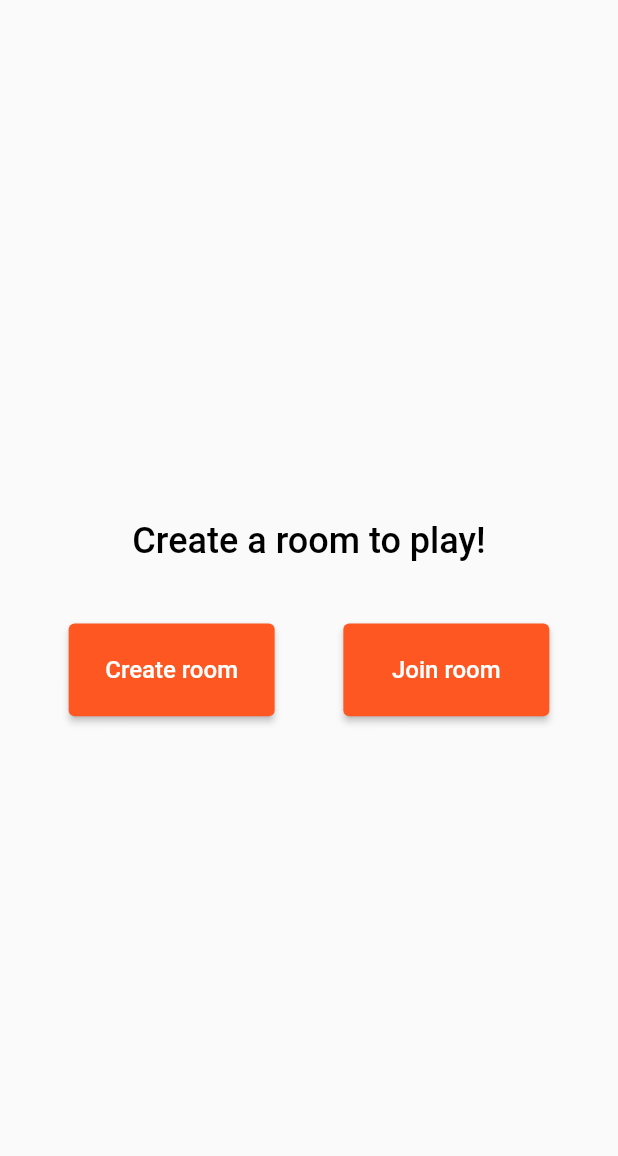
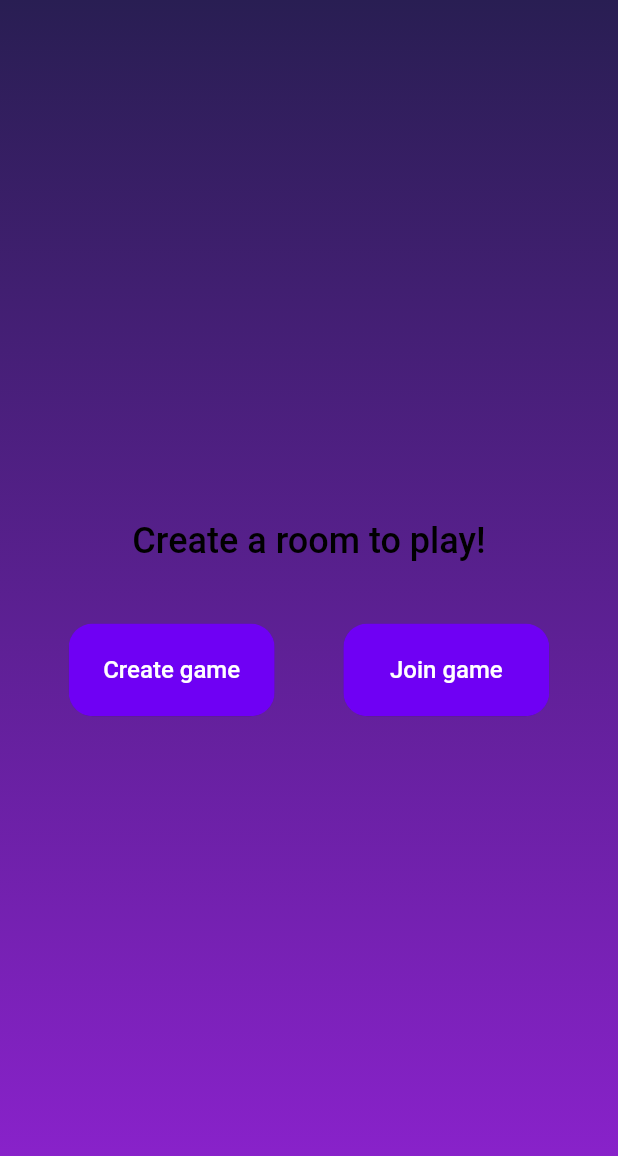
Before and after one commit to AbhinavISM/word-charades, a Flutter app: the screen it shows after launch, on a phone screen of 412 x 824 dp. Shown: the top 1156 px of the screen. Run offline on Flutter 3.47's test engine with Material 2 defaults, Android fonts, the light colour scheme and no system bars; our stand-ins replace flutter_colorpicker, socket_io_client.

Commit message:
minor ui changes

```diff
--- a/lib/Screens/home_screen.dart
+++ b/lib/Screens/home_screen.dart
@@ -20,7 +20,17 @@ class _MyHomePageState extends State<MyHomePage> {
       //     ),
       //   ),
       // ),
-      body: Column(
+      body: Container(
+        decoration: const BoxDecoration(
+          gradient: LinearGradient(
+              begin: Alignment.topCenter,
+              end: Alignment.bottomCenter,
+              colors: [
+                Color.fromRGBO(41, 30, 83, 1),
+                Color.fromRGBO(143, 34, 210, 1)
+              ]),
+        ),
+        child: Column(
           crossAxisAlignment: CrossAxisAlignment.center,
           mainAxisAlignment: MainAxisAlignment.center,
           children: [
@@ -38,10 +48,14 @@ class _MyHomePageState extends State<MyHomePage> {
             Row(
               mainAxisAlignment: MainAxisAlignment.spaceEvenly,
               children: [
-              ElevatedButton(
+                ClipRRect(
+                  borderRadius: BorderRadius.all(Radius.circular(16)),
+                  child: ElevatedButton(
                     onPressed: () =>
                         Navigator.of(context).pushNamed('/create_room_screen'),
                     style: ButtonStyle(
+                      backgroundColor: MaterialStateProperty.all(
+                          const Color.fromRGBO(111, 0, 244, 1)),
                       minimumSize: MaterialStateProperty.all(
                         Size(
                           MediaQuery.of(context).size.width / 3,
@@ -50,14 +64,19 @@ class _MyHomePageState extends State<MyHomePage> {
                       ),
                     ),
                     child: const Text(
-                  "Create room",
+                      "Create game",
                       style: TextStyle(fontSize: 16),
                     ),
                   ),
-              ElevatedButton(
+                ),
+                ClipRRect(
+                  borderRadius: BorderRadius.all(Radius.circular(16)),
+                  child: ElevatedButton(
                     onPressed: () =>
                         Navigator.of(context).pushNamed('/join_room_screen'),
                     style: ButtonStyle(
+                      backgroundColor: MaterialStateProperty.all(
+                          const Color.fromRGBO(111, 0, 244, 1)),
                       minimumSize: MaterialStateProperty.all(
                         Size(
                           MediaQuery.of(context).size.width / 3,
@@ -66,14 +85,16 @@ class _MyHomePageState extends State<MyHomePage> {
                       ),
                     ),
                     child: const Text(
-                  "Join room",
+                      "Join game",
                       style: TextStyle(fontSize: 16),
+                    ),
                   ),
                 )
               ],
             ),
           ],
         ),
+      ),
     );
   }
 }
--- a/lib/Screens/paint_screen.dart
+++ b/lib/Screens/paint_screen.dart
@@ -8,7 +8,7 @@ import 'package:socket_io_client/socket_io_client.dart' as IO;
 import 'package:yayscribbl/Screens/final_leader_board.dart';
 import 'package:yayscribbl/Screens/waiting_screen.dart';
 import 'package:yayscribbl/models/touch_points.dart';
-import 'package:yayscribbl/room_data.dart';
+import 'package:yayscribbl/vm_ps.dart';
 import 'package:yayscribbl/socket_client.dart';
 import 'package:yayscribbl/socket_repository.dart';
 
@@ -66,6 +66,7 @@ class _PaintScreenState extends State<PaintScreen> {
   void dispose() {
     socket.dispose();
     timer.cancel();
+    Provider.of<RoomData>(context).updateDataOfRoom(null);
     super.dispose();
   }
 
--- a/lib/main.dart
+++ b/lib/main.dart
@@ -5,7 +5,7 @@ import 'package:yayscribbl/Screens/home_screen.dart';
 import 'package:yayscribbl/Screens/join_room_screen.dart';
 import 'package:yayscribbl/Screens/paint_screen.dart';
 import 'package:socket_io_client/socket_io_client.dart' as IO;
-import 'package:yayscribbl/room_data.dart';
+import 'package:yayscribbl/vm_ps.dart';
 import 'package:yayscribbl/socket_client.dart';
 import 'package:yayscribbl/socket_repository.dart';
 
--- a/lib/room_data.dart
+++ b/lib/vm_ps.dart
@@ -3,7 +3,7 @@ import 'package:provider/provider.dart';
 
 class RoomData extends ChangeNotifier {
   Map? dataOfRoom;
-  void updateDataOfRoom(Map data) {
+  void updateDataOfRoom(Map? data) {
     dataOfRoom = data;
     notifyListeners();
   }
--- a/pubspec.yaml
+++ b/pubspec.yaml
@@ -39,6 +39,8 @@ dependencies:
   socket_io_client: ^2.0.0
   flutter_colorpicker: ^1.0.3
   provider: ^6.0.5
+  rive: ^0.10.1
+  flutter_svg: ^2.0.0+1
 
 dev_dependencies:
   flutter_test:
@@ -61,7 +63,8 @@ flutter:
   # included with your application, so that you can use the icons in
   # the material Icons class.
   uses-material-design: true
-
+  assets:
+    - assets/
   # To add assets to your application, add an assets section, like this:
   # assets:
   #   - images/a_dot_burr.jpeg
```
Also changed, not shown: lib/Screens/create_room_screen.dart (+24 -6 lines), lib/Screens/join_room_screen.dart (+20 -4 lines), lib/models/my_custom_painter.dart (+12 -8 lines), pubspec.lock, 1 other file. Lines whose indentation alone changed are shown as unchanged.
